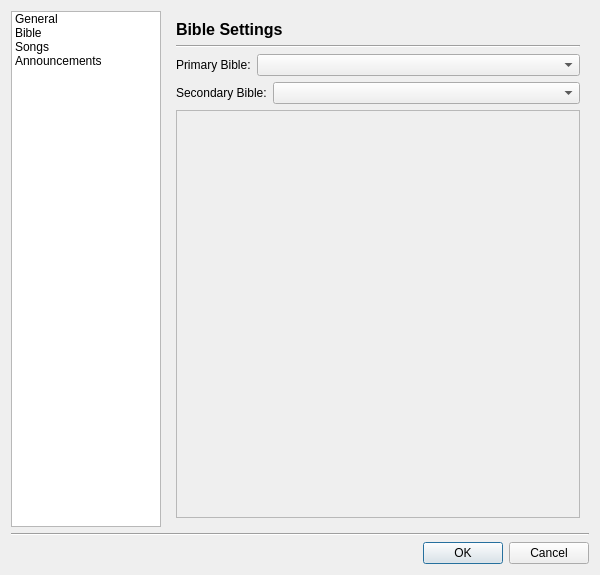
SoftProjector/src, file src/settingsdialog.ui: the form before one commit.
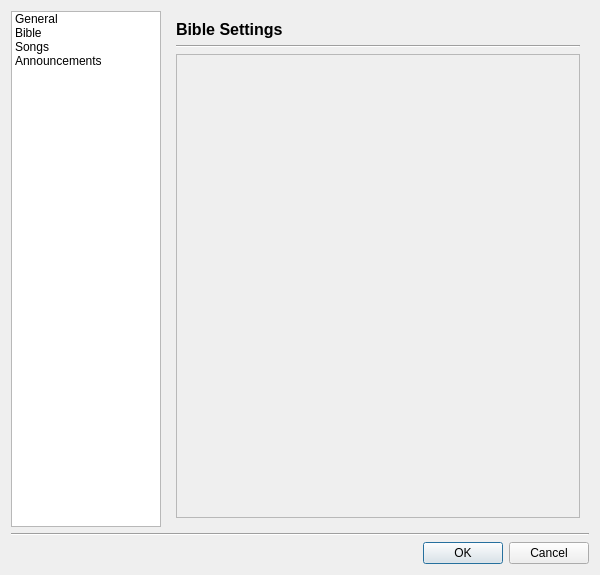
The form after the commit. The open tabs and pages were chosen to show the change. Icons and pictures are not drawn.

Commit message: Progress update for setting dialog change. Bible partialy works as in regards with version selection. Trinaty and operator do not have funcitoning code with program yet.

What changed in the file:
```diff
--- a/src/settingsdialog.ui
+++ b/src/settingsdialog.ui
@@ -284,51 +284,9 @@
         </layout>
        </item>
        <item row="1" column="0">
-        <layout class="QHBoxLayout" name="horizontalLayout_4">
-         <item>
-          <widget class="QLabel" name="label">
-           <property name="text">
-            <string>Primary Bible:</string>
-           </property>
-          </widget>
-         </item>
-         <item>
-          <widget class="QComboBox" name="primary_bible_menu">
-           <property name="sizePolicy">
-            <sizepolicy hsizetype="Expanding" vsizetype="Fixed">
-             <horstretch>0</horstretch>
-             <verstretch>0</verstretch>
-            </sizepolicy>
-           </property>
-          </widget>
-         </item>
-        </layout>
-       </item>
-       <item row="2" column="0">
-        <layout class="QHBoxLayout" name="horizontalLayout_3">
-         <item>
-          <widget class="QLabel" name="label_2">
-           <property name="text">
-            <string>Secondary Bible:</string>
-           </property>
-          </widget>
-         </item>
-         <item>
-          <widget class="QComboBox" name="secondary_bible_menu">
-           <property name="sizePolicy">
-            <sizepolicy hsizetype="Expanding" vsizetype="Fixed">
-             <horstretch>0</horstretch>
-             <verstretch>0</verstretch>
-            </sizepolicy>
-           </property>
-          </widget>
-         </item>
-        </layout>
-       </item>
-       <item row="3" column="0">
         <widget class="QScrollArea" name="scrollAreaBibleSettings">
          <property name="enabled">
-          <bool>false</bool>
+          <bool>true</bool>
          </property>
          <property name="widgetResizable">
           <bool>true</bool>
@@ -339,7 +297,7 @@
             <x>0</x>
             <y>0</y>
             <width>406</width>
-            <height>372</height>
+            <height>450</height>
            </rect>
           </property>
          </widget>
```
Left out of the diff: 14 changed lines with no effect on the pictures. The commit also changes 10 other files.
